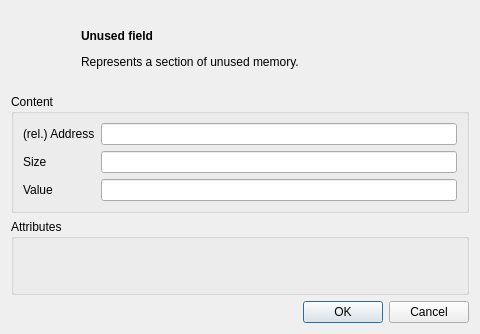
Above: src/unusedfielddialog.ui from dmr-tools/anytone-emu before the change. Below: the same form after it.
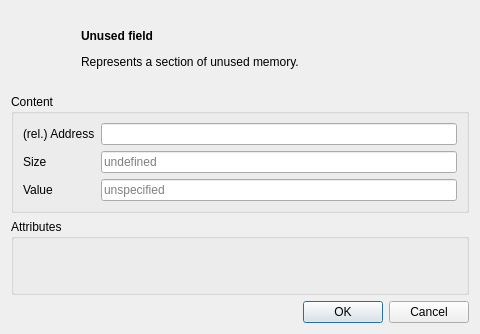
That is the form after the change. Custom widgets are drawn as their Qt base class.

Patch:
```diff
--- a/src/unusedfielddialog.ui
+++ b/src/unusedfielddialog.ui
@@ -71,7 +71,11 @@
        </widget>
       </item>
       <item row="1" column="1">
-       <widget class="QLineEdit" name="size"/>
+       <widget class="QLineEdit" name="size">
+        <property name="placeholderText">
+         <string>undefined</string>
+        </property>
+       </widget>
       </item>
       <item row="2" column="0">
        <widget class="QLabel" name="label_5">
@@ -81,7 +85,11 @@
        </widget>
       </item>
       <item row="2" column="1">
-       <widget class="QLineEdit" name="value"/>
+       <widget class="QLineEdit" name="value">
+        <property name="placeholderText">
+         <string>unspecified</string>
+        </property>
+       </widget>
       </item>
      </layout>
     </widget>
```
